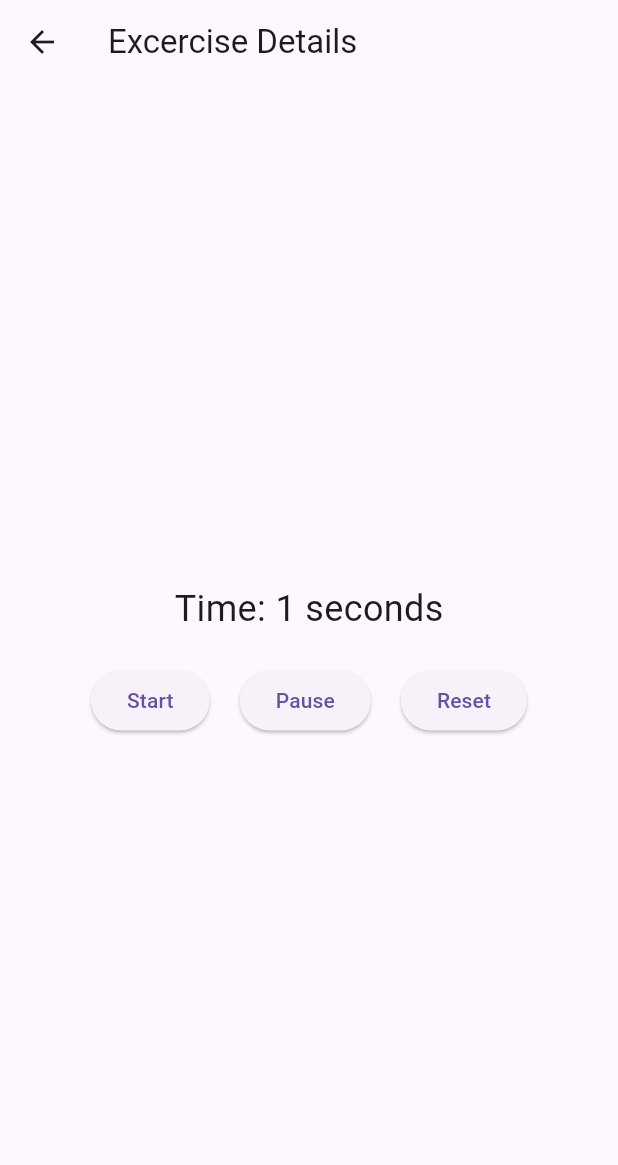
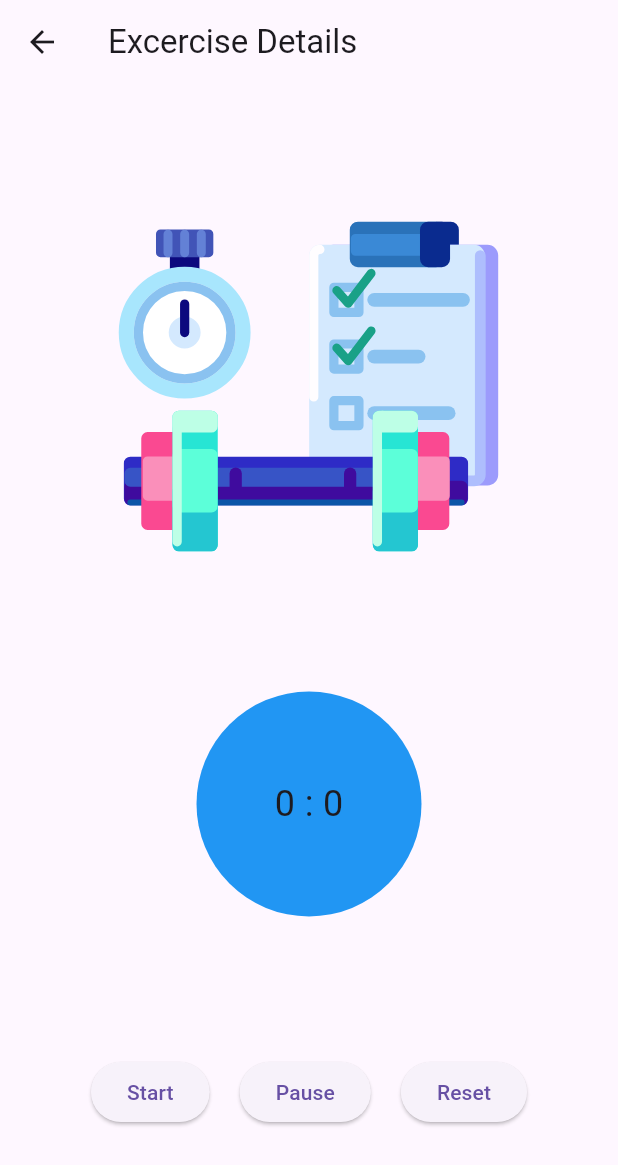
Before and after one commit to ynnuSunny/exercise_app, a Flutter app: the screen it shows after launch, after a tap on "Push-ups", on a phone screen of 412 x 824 dp. Shown: the top 1165 px of the screen. Run offline on Flutter 3.47's test engine with Material 3 defaults, Android fonts, the phone set to English and light mode, and no system bars; our stand-ins replace lottie; network calls fail.

Commit message:
update details exercise

```diff
--- a/lib/src/screens/exercise_details.dart
+++ b/lib/src/screens/exercise_details.dart
@@ -1,6 +1,7 @@
 import 'package:exercise_app/src/models/exercise_model.dart';
 import 'package:flutter/material.dart';
 import 'dart:async';
+import 'package:lottie/lottie.dart';
 
 class ExerciseDetailsScreen extends StatefulWidget {
   ExerciseModel exerciseModel;
@@ -17,8 +18,7 @@ class _ExerciseDetailsScreenState extends State<ExerciseDetailsScreen> {
         appBar: AppBar(
           title: Text("Excercise Details"),
         ),
-      body: TimerWidget()
-    );
+        body: TimerWidget());
   }
 }
 
@@ -30,7 +30,7 @@ class TimerWidget extends StatefulWidget {
 class _TimerWidgetState extends State<TimerWidget> {
   int _seconds = 0;
   late Timer _timer;
-  bool _isPaused = false;
+  bool _isPaused = true;
 
   @override
   void initState() {
@@ -58,8 +58,17 @@ class _TimerWidgetState extends State<TimerWidget> {
 
   void _resetTimer() {
     setState(() {
+      _isPaused = true;
       _seconds = 0;
     });
+  }
+
+  String _getTime(int second) {
+    // int minute = 0;
+    // if(second>=60 && second%60==0){
+    //   minute = second~/60;
+    // }
+    return "${second ~/ 60} : ${second % 60}";
   }
 
   @override
@@ -68,12 +77,31 @@ class _TimerWidgetState extends State<TimerWidget> {
       child: Column(
         mainAxisAlignment: MainAxisAlignment.center,
         children: [
-          Text(
-            'Time: $_seconds seconds',
+          Expanded(
+              flex: 2,
+              child: Container(
+                child: Lottie.asset("assets/lottie/exercise.json"),
+              )),
+          Expanded(
+            child: Container(
+              padding: EdgeInsets.all(10),
+              width: 150.0, // Adjust the width as needed
+              height: 150.0, // Adjust the height as needed
+              decoration: BoxDecoration(
+                shape: BoxShape.circle,
+                color: Colors.blue,
+              ),
+              child: Center(
+                child: Text(
+                  _getTime(_seconds),
                   style: TextStyle(fontSize: 24.0),
                 ),
-          SizedBox(height: 20.0),
-          Row(
+              ),
+            ),
+          ),
+          // SizedBox(height: 20.0),
+          Expanded(
+            child: Row(
               mainAxisAlignment: MainAxisAlignment.center,
               children: [
                 ElevatedButton(
@@ -92,6 +120,7 @@ class _TimerWidgetState extends State<TimerWidget> {
                 ),
               ],
             ),
+          ),
         ],
       ),
     );
```
Lines whose indentation alone changed are shown as unchanged.
